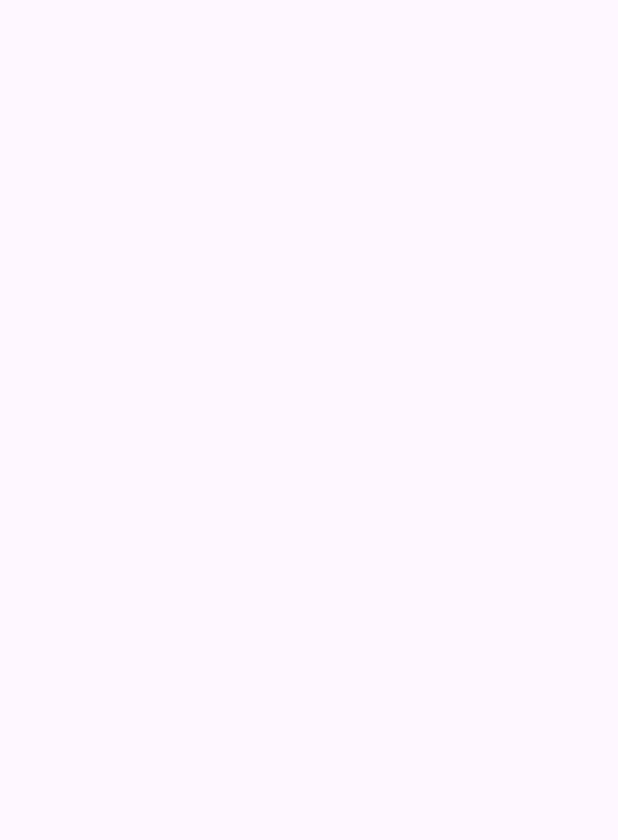
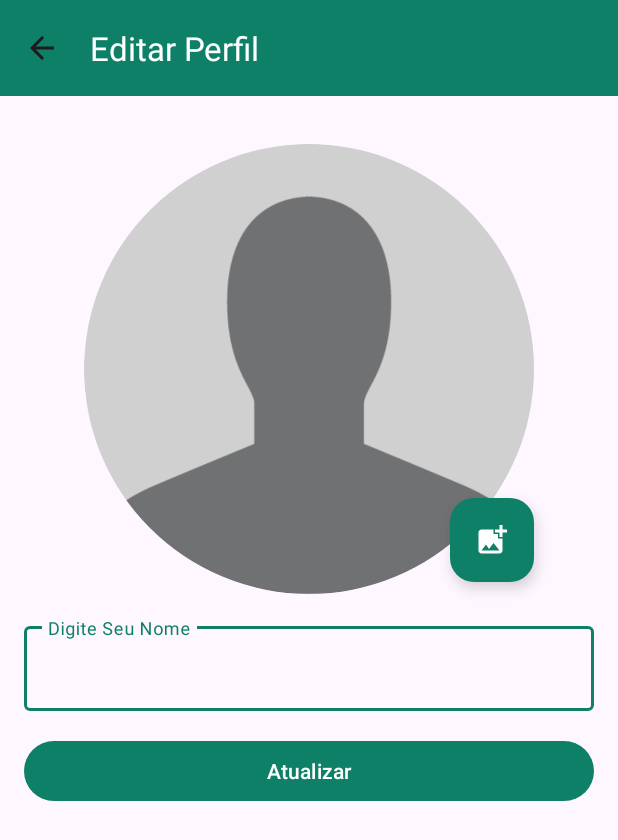
Before and after one commit to ArtRagazzi/whatsappAppClone, an Android app: the PerfilActivity screen opened directly, with no data from a screen before it, on a phone screen of 412 x 824 dp. Before the commit the part shown is empty. Shown: the top 840 px of the screen. Run offline under Robolectric (Android 15) with nearby library versions, the phone set to English and light mode, and no system bars.

Commit message:
Adicionando Fragments Conversas e Contatos / Criando Activity Perfil / Criando Adapter para ViewPager

```diff
--- a/app/src/main/AndroidManifest.xml
+++ b/app/src/main/AndroidManifest.xml
@@ -14,7 +14,8 @@
         tools:targetApi="31">
         <activity
             android:name=".PerfilActivity"
-            android:exported="false" />
+            android:exported="false"
+            android:parentActivityName=".MainActivity"/>
         <activity
             android:name=".CadastroActivity"
             android:exported="false"
--- a/app/src/main/java/com/artragazzi/whatsappcloneapp/PerfilActivity.kt
+++ b/app/src/main/java/com/artragazzi/whatsappcloneapp/PerfilActivity.kt
@@ -1,20 +1,40 @@
 package com.artragazzi.whatsappcloneapp
 
+import android.content.Intent
 import android.os.Bundle
+import android.view.Menu
+import android.view.MenuInflater
+import android.view.MenuItem
 import androidx.activity.enableEdgeToEdge
 import androidx.appcompat.app.AppCompatActivity
+import androidx.core.view.MenuProvider
 import androidx.core.view.ViewCompat
 import androidx.core.view.WindowInsetsCompat
+import com.artragazzi.whatsappcloneapp.databinding.ActivityPerfilBinding
 
 class PerfilActivity : AppCompatActivity() {
+
+    private val binding by lazy{
+        ActivityPerfilBinding.inflate(layoutInflater)
+    }
     override fun onCreate(savedInstanceState: Bundle?) {
         super.onCreate(savedInstanceState)
         enableEdgeToEdge()
-        setContentView(R.layout.activity_perfil)
+        setContentView(binding.root)
         ViewCompat.setOnApplyWindowInsetsListener(findViewById(R.id.main)) { v, insets ->
             val systemBars = insets.getInsets(WindowInsetsCompat.Type.systemBars())
             v.setPadding(systemBars.left, systemBars.top, systemBars.right, systemBars.bottom)
             insets
         }
+        iniciarToolbar()
+    }
+
+    private fun iniciarToolbar(){
+        val toolbar = binding.includeToolbarPerfil.tbPrincipal
+        setSupportActionBar(toolbar)
+        supportActionBar?.apply {
+            title = "Editar Perfil"
+            setDisplayHomeAsUpEnabled(true)
+        }
     }
 }
--- /dev/null
+++ b/app/src/main/res/drawable/ic_galeria_24.xml
@@ -0,0 +1,5 @@
+<vector xmlns:android="http://schemas.android.com/apk/res/android" android:height="24dp" android:tint="#000000" android:viewportHeight="24" android:viewportWidth="24" android:width="24dp">
+
+    <path android:fillColor="@android:color/white" android:pathData="M19,7v2.99s-1.99,0.01 -2,0L17,7h-3s0.01,-1.99 0,-2h3L17,2h2v3h3v2h-3zM16,11L16,8h-3L13,5L5,5c-1.1,0 -2,0.9 -2,2v12c0,1.1 0.9,2 2,2h12c1.1,0 2,-0.9 2,-2v-8h-3zM5,19l3,-4 2,3 3,-4 4,5L5,19z"/>
+
+</vector>
--- a/app/src/main/res/layout/activity_login.xml
+++ b/app/src/main/res/layout/activity_login.xml
@@ -34,7 +34,8 @@
             android:layout_width="match_parent"
             android:layout_height="wrap_content"
             android:hint="Email"
-            android:inputType="textEmailAddress" />
+            android:inputType="textEmailAddress"
+            android:text="artur@gmail.com"/>
     </com.google.android.material.textfield.TextInputLayout>
 
 
@@ -55,7 +56,8 @@
             android:layout_width="match_parent"
             android:layout_height="wrap_content"
             android:hint="Senha"
-            android:inputType="textPassword" />
+            android:inputType="textPassword"
+            android:text="123456789"/>
     </com.google.android.material.textfield.TextInputLayout>
 
     <TextView
--- a/app/src/main/res/layout/activity_perfil.xml
+++ b/app/src/main/res/layout/activity_perfil.xml
@@ -7,4 +7,65 @@
     android:layout_height="match_parent"
     tools:context=".PerfilActivity">
 
+    <include
+        android:id="@+id/includeToolbarPerfil"
+        layout="@layout/toolbar_customizada"
+        android:layout_width="match_parent"
+        android:layout_height="wrap_content"
+        app:layout_constraintEnd_toEndOf="parent"
+        app:layout_constraintHorizontal_bias="0.5"
+        app:layout_constraintStart_toStartOf="parent"
+        app:layout_constraintTop_toTopOf="parent" />
+
+    <com.google.android.material.imageview.ShapeableImageView
+        android:id="@+id/iv_perfil"
+        app:shapeAppearanceOverlay="@style/Circulo"
+        android:layout_width="300dp"
+        android:layout_height="300dp"
+        app:layout_constraintEnd_toEndOf="parent"
+        app:layout_constraintHorizontal_bias="0.5"
+        app:layout_constraintStart_toStartOf="parent"
+        app:layout_constraintTop_toBottomOf="@+id/includeToolbarPerfil"
+        app:srcCompat="@drawable/perfil"
+        android:scaleType="centerCrop"
+        android:layout_marginTop="32dp"/>
+
+    <com.google.android.material.floatingactionbutton.FloatingActionButton
+        android:id="@+id/floatingActionButton"
+        android:layout_width="wrap_content"
+        android:layout_height="wrap_content"
+        android:layout_marginBottom="8dp"
+        android:backgroundTint="@color/primaria"
+        android:clickable="true"
+        app:layout_constraintBottom_toBottomOf="@+id/iv_perfil"
+        app:layout_constraintEnd_toEndOf="@+id/iv_perfil"
+        app:srcCompat="@drawable/ic_galeria_24"
+        app:tint="@color/white" />
+
+    <com.google.android.material.textfield.TextInputLayout
+        android:id="@+id/tfNome"
+        android:layout_width="match_parent"
+        android:layout_height="wrap_content"
+        android:layout_margin="16dp"
+        app:layout_constraintEnd_toEndOf="parent"
+        app:layout_constraintStart_toStartOf="parent"
+        app:layout_constraintTop_toBottomOf="@+id/iv_perfil">
+
+        <com.google.android.material.textfield.TextInputEditText
+            android:layout_width="match_parent"
+            android:layout_height="wrap_content"
+            android:hint="Digite Seu Nome" />
+    </com.google.android.material.textfield.TextInputLayout>
+
+    <Button
+        android:layout_width="match_parent"
+        android:layout_height="wrap_content"
+        android:text="Atualizar"
+        app:layout_constraintEnd_toEndOf="parent"
+        app:layout_constraintHorizontal_bias="0.5"
+        app:layout_constraintStart_toStartOf="parent"
+        app:layout_constraintTop_toBottomOf="@+id/tfNome"
+        android:layout_marginTop="16dp"
+        android:layout_marginHorizontal="16dp"/>
+
 </androidx.constraintlayout.widget.ConstraintLayout>
--- a/app/src/main/res/values/colors.xml
+++ b/app/src/main/res/values/colors.xml
@@ -5,5 +5,5 @@
 
     <color name="primaria">#0F8068</color>
     <color name="destaque">#16A984</color>
-
+    <color name="cinza">#B8B8B8</color>
 </resources>
--- a/app/src/main/res/values/strings.xml
+++ b/app/src/main/res/values/strings.xml
@@ -1,3 +1,5 @@
 <resources>
     <string name="app_name">WhatsappCloneApp</string>
+    <!-- TODO: Remove or change this placeholder text -->
+    <string name="hello_blank_fragment">Hello blank fragment</string>
 </resources>
--- a/app/src/main/res/values/themes.xml
+++ b/app/src/main/res/values/themes.xml
@@ -13,4 +13,8 @@
     </style>
 
     <style name="Theme.WhatsappCloneApp" parent="Base.Theme.WhatsappCloneApp" />
+
+    <style name="Circulo">
+        <item name="cornerSize">50%</item>
+    </style>
 </resources>
```
Also changed, not shown: app/src/main/java/com/artragazzi/whatsappcloneapp/MainActivity.kt (+17 -0 lines), app/src/main/java/com/artragazzi/whatsappcloneapp/adapters/ViewPagerAdapter.kt (added, +26 -0 lines), app/src/main/java/com/artragazzi/whatsappcloneapp/fragments/ContatosFragment.kt (added, +21 -0 lines), app/src/main/java/com/artragazzi/whatsappcloneapp/fragments/ConversasFragment.kt (added, +21 -0 lines), app/src/main/res/layout/activity_main.xml (+26 -0 lines), app/src/main/res/layout/fragment_contatos.xml (added, +14 -0 lines), app/src/main/res/layout/fragment_conversas.xml (added, +14 -0 lines), app/src/main/res/drawable/perfil.png (added).
